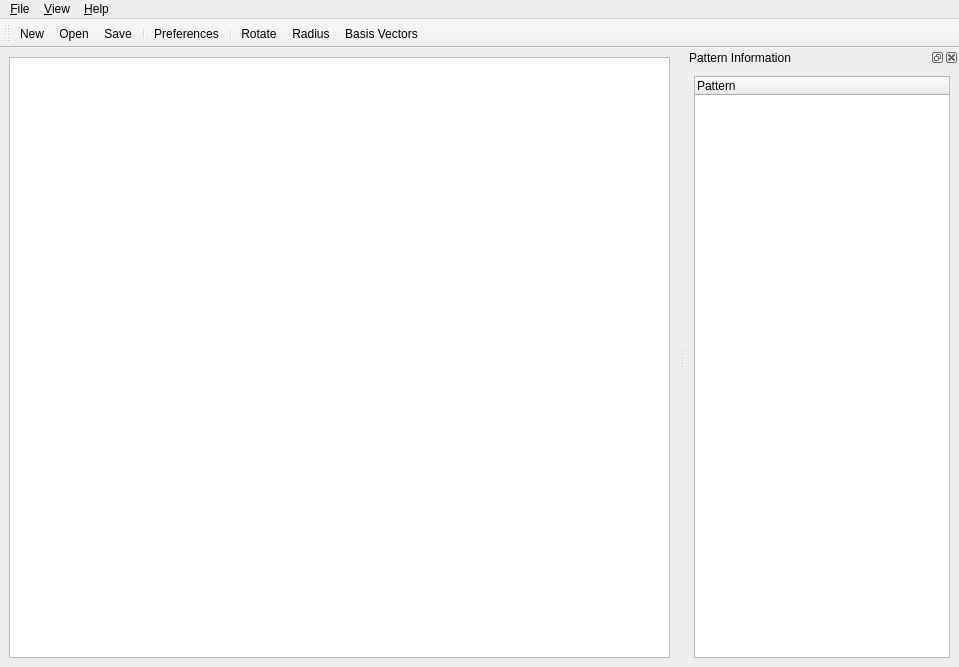
First picture: the form in src/gui/PatternMainWindow.ui, repository Liam-Deacon/cleed-gui, before the edit.
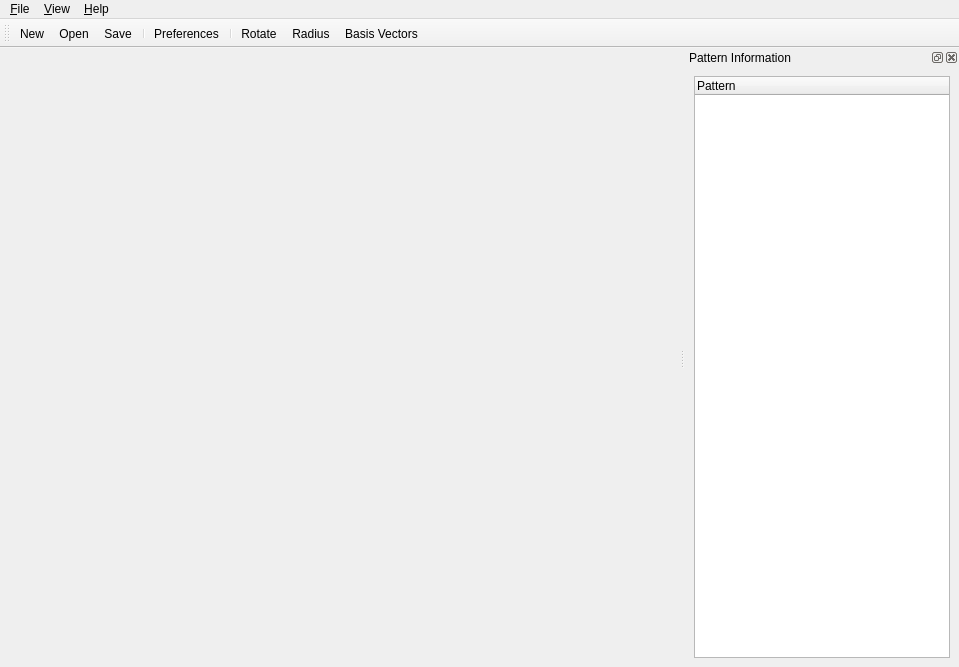
Second picture: the form after the edit. Icons and pictures are not drawn.

Commit message: Minor additions to Pattern widget/mainwindow

```diff
--- a/src/gui/PatternMainWindow.ui
+++ b/src/gui/PatternMainWindow.ui
@@ -18,11 +18,7 @@
     <normaloff>:/pattern.svg</normaloff>:/pattern.svg</iconset>
   </property>
   <widget class="QWidget" name="centralwidget">
-   <layout class="QVBoxLayout" name="verticalLayout_3">
-    <item>
-     <widget class="QGraphicsView" name="pattern"/>
-    </item>
-   </layout>
+   <layout class="QVBoxLayout" name="verticalLayout_3"/>
   </widget>
   <widget class="QMenuBar" name="menubar">
    <property name="geometry">
```
The commit also changes 2 other files.
